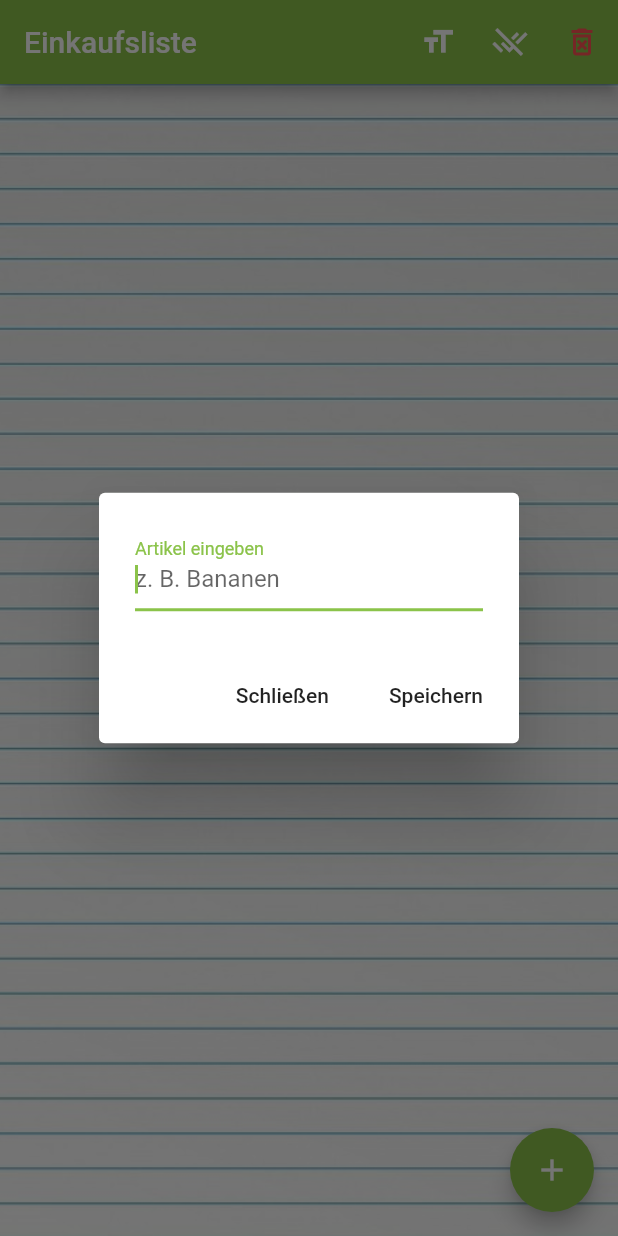
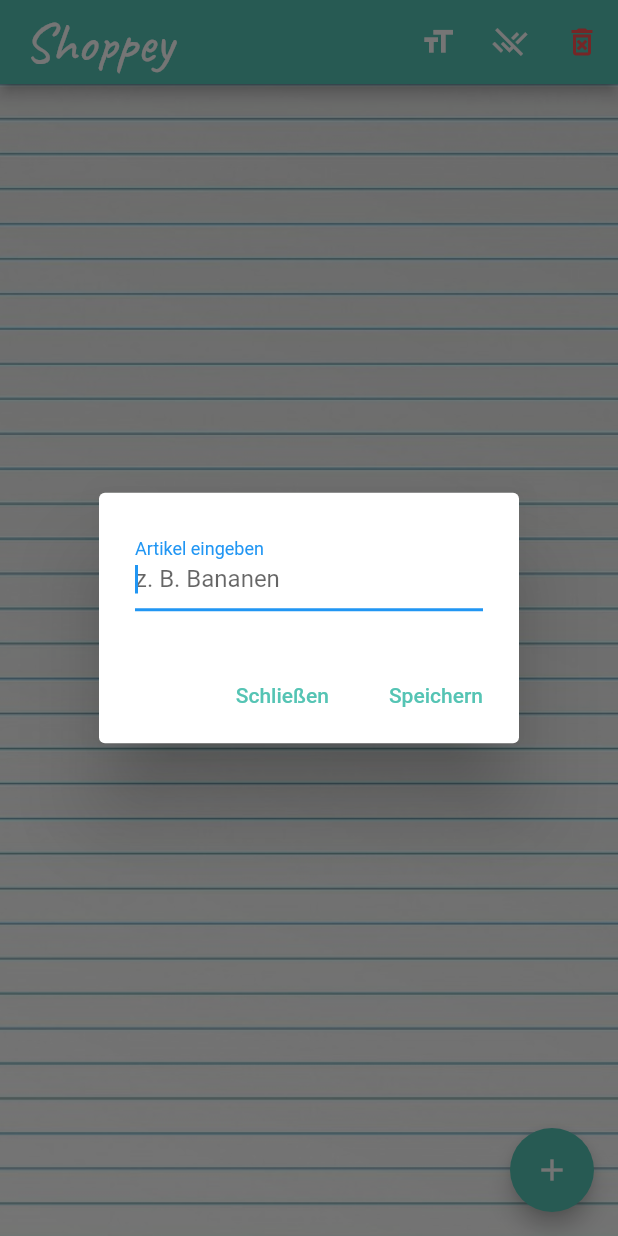
Before and after one commit to markusgl/shopping-list-flutter, a Flutter app: the screen it shows after launch, after a tap on the "add" icon, on a phone screen of 412 x 824 dp. Run offline on Flutter 3.47's test engine with Material 2 defaults, Android fonts, the phone set to English and light mode, and no system bars; our stand-ins replace fluttertoast, google_fonts, shared_preferences; statements that could not run were skipped.

Commit message:
ui update to common color, new bg and font style

```diff
--- a/lib/main.dart
+++ b/lib/main.dart
@@ -1,4 +1,5 @@
 import 'package:flutter/material.dart';
+import 'package:google_fonts/google_fonts.dart';
 import 'package:shopping_list/shoppinglist.dart';
 
 void main() {
@@ -10,20 +11,26 @@ class Home extends StatelessWidget {
   @override
   Widget build(BuildContext context) {
     return MaterialApp(
-      title: 'Einkaufsliste',
+      title: 'Shoppey',
       theme: ThemeData(
-        primarySwatch: Colors.lightGreen,
+        // primarySwatch: Colors.teal,  // Material color
+        primaryColor: Color.fromARGB(255, 85, 196, 180),
         primaryIconTheme: IconThemeData(
-          color: Colors.white
+          color: Colors.white // Icons in heading color
         ),
         primaryTextTheme: TextTheme(
           headline6: TextStyle(
-            color: Colors.white
+            fontFamily: GoogleFonts.caveat().fontFamily,
+            fontSize: 36,
+            // fontWeight: FontWeight.bold,
+            color: Colors.white  // Heading color
           )
         ),
         visualDensity: VisualDensity.adaptivePlatformDensity,
       ),
-      home: ShoppingList(title: 'Einkaufsliste'),
+      home: ShoppingList(
+          title: 'Shoppey'
+      ),
     );
   }
 }
--- a/lib/shoppinglist.dart
+++ b/lib/shoppinglist.dart
@@ -119,6 +119,7 @@ class _ShoppingListState extends State<ShoppingList> {
         ],
       ),
       floatingActionButton: FloatingActionButton(
+        backgroundColor: Color.fromARGB(255, 85, 196, 180),
         onPressed: () =>  showDialogForAddingItems(context),
         child: Icon(Icons.add, color: Colors.white),
       ), // This trailing comma makes auto-formatting nicer for build methods.
@@ -147,12 +148,14 @@ class _ShoppingListState extends State<ShoppingList> {
               new FlatButton(
                   key: Key("close_dialog"),
                   child: new Text("Schließen"),
+                  textColor: Color.fromARGB(255, 85, 196, 180),
                   onPressed: () {
                     Navigator.of(context).pop();
                   }),
               new FlatButton(
                 key: Key("save_item"),
                 child: new Text("Speichern"),
+                textColor: Color.fromARGB(255, 85, 196, 180),
                 onPressed: () {
                   _addItem();
                   Navigator.of(context).pop();
```
Also changed, not shown: assets/icon/icon_banana.png (added), 1 other file.
